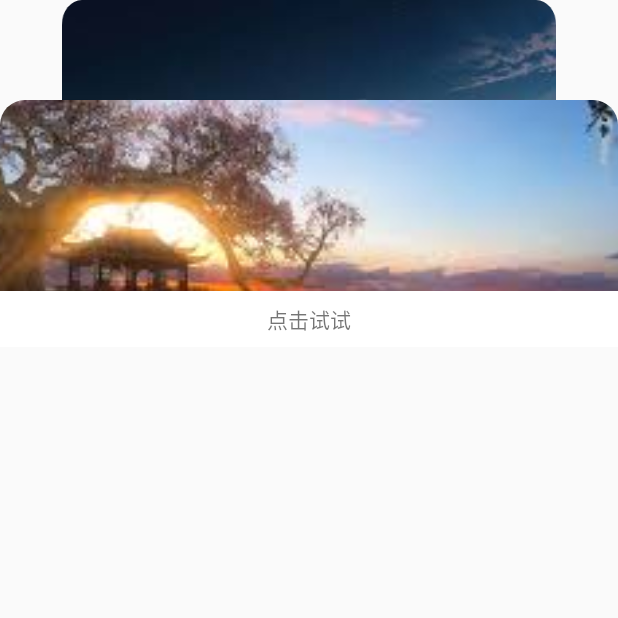
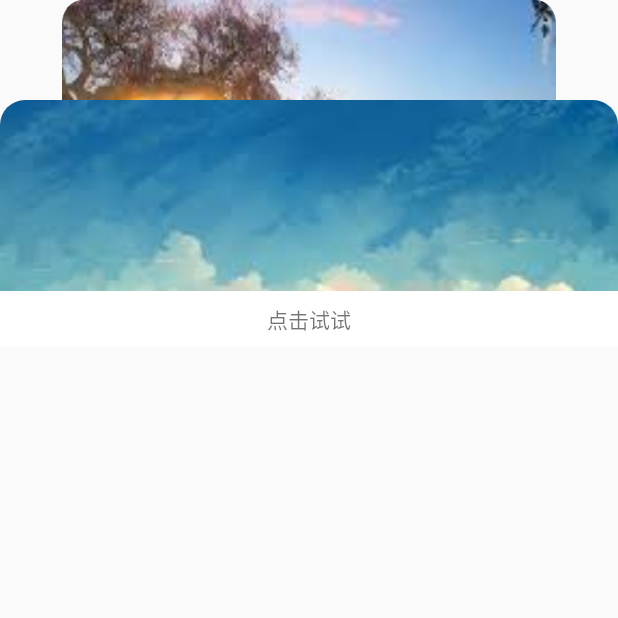
Before and after one commit to DenisWW/VerificationCode, an Android app: the ThreeActivity screen opened directly, with no data from a screen before it, on a phone screen of 412 x 824 dp, the top half of it. Run offline under Robolectric (Android 15) with nearby library versions, the phone set to English and light mode, and no system bars; pictures from the network do not load.

Commit message:
同步数据

```diff
--- a/app/src/main/AndroidManifest.xml
+++ b/app/src/main/AndroidManifest.xml
@@ -19,7 +19,8 @@
         android:theme="@style/AppTheme"
         android:usesCleartextTraffic="true"
         tools:targetApi="m">
-        <activity android:name=".activity.ThreeActivity"></activity>
+        <activity android:name=".activity.FourActivity"></activity>
+        <activity android:name=".activity.ThreeActivity" />
         <activity android:name=".SecondActivity">
             <intent-filter>
                 <action android:name="android.intent.action.MAIN" />
@@ -34,7 +35,7 @@
             android:exported="true" />
 
         <activity android:name=".activity.BesselActivity" />
-        <activity android:name=".MainActivity"></activity>
+        <activity android:name=".MainActivity" />
     </application>
 
 </manifest>
--- a/app/src/main/java/com/nineone/verificationcode/SecondActivity.java
+++ b/app/src/main/java/com/nineone/verificationcode/SecondActivity.java
@@ -29,6 +29,7 @@ import android.widget.RelativeLayout;
 import android.widget.ScrollView;
 import android.widget.TextView;
 
+import com.nineone.verificationcode.activity.FourActivity;
 import com.nineone.verificationcode.activity.ThreeActivity;
 
 import java.lang.reflect.Array;
@@ -66,6 +67,7 @@ public class SecondActivity extends AppCompatActivity {
         button = findViewById(R.id.button_jump);
         button.setOnClickListener(v -> {
             Intent intent = new Intent(SecondActivity.this, ThreeActivity.class);
+//            Intent intent = new Intent(SecondActivity.this, FourActivity.class);
             startActivity(intent);
         });
 
--- a/app/src/main/java/com/nineone/verificationcode/activity/ThreeActivity.java
+++ b/app/src/main/java/com/nineone/verificationcode/activity/ThreeActivity.java
@@ -7,8 +7,6 @@ import android.animation.ValueAnimator;
 import android.annotation.SuppressLint;
 import android.app.Activity;
 import android.content.Context;
-import android.media.Image;
-import android.os.Build;
 import android.os.Bundle;
 import android.os.Handler;
 import android.os.Message;
@@ -21,9 +19,10 @@ import android.widget.LinearLayout;
 import android.widget.RelativeLayout;
 import android.widget.TextView;
 
+import androidx.annotation.DrawableRes;
 import androidx.annotation.IdRes;
 import androidx.annotation.NonNull;
-import androidx.annotation.RequiresApi;
+import androidx.annotation.RawRes;
 import androidx.recyclerview.widget.LinearLayoutManager;
 import androidx.recyclerview.widget.LinearSnapHelper;
 import androidx.recyclerview.widget.RecyclerView;
@@ -33,9 +32,8 @@ import com.bumptech.glide.load.resource.bitmap.CenterCrop;
 import com.bumptech.glide.load.resource.bitmap.RoundedCorners;
 import com.nineone.verificationcode.R;
 
-import java.lang.reflect.Array;
 import java.util.ArrayList;
-import java.util.Arrays;
+import java.util.LinkedList;
 import java.util.List;
 
 public class ThreeActivity extends Activity {
@@ -45,8 +43,7 @@ public class ThreeActivity extends Activity {
     private FrameLayout frame;
     private Context context;
     private TextView expand_bt;
-    private @IdRes
-    List<Integer> ids = new ArrayList<>();
+    LinkedList<SimpleBean> list = new LinkedList<>();
     private @IdRes
     static Integer[] idss = new Integer[]{
             R.mipmap.one,
@@ -76,6 +73,7 @@ public class ThreeActivity extends Activity {
     private boolean isExpand = false;
     private ImageView one_iv, two_iv;
     private VegaLayoutManager vegaLayoutManager;
+    private SimpleAdapter adapter;
 
     private void initView() {
         recycler = findViewById(R.id.recycler);
@@ -83,16 +81,12 @@ public class ThreeActivity extends Activity {
         one_iv = findViewById(R.id.one_iv);
         two_iv = findViewById(R.id.two_iv);
         frame = findViewById(R.id.frame);
-        ids = Arrays.asList(idss);
-
+        for (Integer i : idss) {
+            list.add(new SimpleBean(i));
+            outPos = i;
+        }
 
         RelativeLayout root = findViewById(R.id.root);
-        root.post(new Runnable() {
-            @Override
-            public void run() {
-                Log.e("frame", "==" + frame.getChildCount());
-            }
-        });
 
 
         vegaLayoutManager = new VegaLayoutManager();
@@ -131,6 +125,7 @@ public class ThreeActivity extends Activity {
         vegaLayoutManager.listener = new VegaLayoutManager.OnHeightListener() {
             @Override
             public void onListener(int height) {
+                Log.e("onListener", "===" + height);
                 if (viewFirstHeight == 0) viewFirstHeight = root_View.getHeight();
                 if (height > viewFirstHeight) {
                     FrameLayout.LayoutParams rl1 = (FrameLayout.LayoutParams) root_View.getLayoutParams();
@@ -162,9 +157,9 @@ public class ThreeActivity extends Activity {
             }
         };
 
-        recycler.setAdapter(new SimpleAdapter());
+        recycler.setAdapter(adapter = new SimpleAdapter());
 //        recycler.scrollToPosition(15);
-        recycler.scrollToPosition(ids.size() - 5);
+        recycler.scrollToPosition(list.size() - 5);
         recycler.addOnScrollListener(new RecyclerView.OnScrollListener() {
             @Override
             public void onScrollStateChanged(@NonNull RecyclerView recyclerView, int newState) {
@@ -182,14 +177,15 @@ public class ThreeActivity extends Activity {
 
         imageViews[0] = one_iv;
         imageViews[1] = two_iv;
-        Glide.with(context).load(ids.get(outPos % ids.size())).transform(new CenterCrop(), new RoundedCorners(25)).into(imageViews[0]);
-        Glide.with(context).load(ids.get((outPos + 1) % ids.size())).transform(new CenterCrop(), new RoundedCorners(25)).into(imageViews[1]);
+        Glide.with(context).load(list.getLast().resId).transform(new CenterCrop(), new RoundedCorners(25)).into(imageViews[0]);
+        Glide.with(context).load(list.get(list.size() - 2).resId).transform(new CenterCrop(), new RoundedCorners(25)).into(imageViews[1]);
 
         expand_bt = findViewById(R.id.expand_bt);
         expand_bt.setOnClickListener(v -> {
             if (isExpand) {
                 isExpand = false;
 //                vegaLayoutManager.stopAnimator(isExpand, one_iv.getTop(), animatorListenerAdapter);
+
                 vegaLayoutManager.stopAnimator(isExpand, 100, animatorListenerAdapter);
             } else {
                 if (objectAnimator != null && !objectAnimator.isRunning()) {
@@ -210,9 +206,7 @@ public class ThreeActivity extends Activity {
         isExpand = true;
         one_iv.setVisibility(View.GONE);
         two_iv.setVisibility(View.GONE);
-        if (outPos >= 0) {
-            recycler.scrollToPosition(ids.size() - 5);
-        }
+        recycler.scrollToPosition(list.size() - 5);
         recycler.setVisibility(View.VISIBLE);
 //                vegaLayoutManager.startAnimator(isExpand, one_iv.getTop());
         vegaLayoutManager.startAnimator(isExpand, 100);
@@ -226,30 +220,50 @@ public class ThreeActivity extends Activity {
 
     private boolean isNeedExpand;
 
-    private int outPos = 0;
+    private int outPos = -1;
 
     private AnimatorListenerAdapter animatorListenerAdapter = new AnimatorListenerAdapter() {
         @Override
         public void onAnimationEnd(Animator animation) {
             super.onAnimationEnd(animation);
             recycler.setVisibility(View.INVISIBLE);
-            Glide.with(context).load(ids.get(outPos % ids.size())).transform(new CenterCrop(), new RoundedCorners(25)).into(imageViews[0]);
-            Glide.with(context).load(ids.get((outPos + 1) % ids.size())).transform(new CenterCrop(), new RoundedCorners(25)).into(imageViews[1]);
+
+            if (outPos >= 0 && outPos < list.size() - 1) {
+//                List<SimpleBean> simpleBeans = list.subList(outPos + 1, list.size());
+//                list.removeAll(simpleBeans);
+//                list.addAll(0, simpleBeans);
+//
+                for (int i = outPos + 1; i < list.size(); i++) {
+                    SimpleBean bean = list.getLast();
+                    list.removeLast();
+                    list.addFirst(bean);
+                }
+                outPos = -1;
+            }
+
+            Glide.with(context).load(list.getLast().resId).transform(new CenterCrop(), new RoundedCorners(25)).into(imageViews[0]);
+            Glide.with(context).load(list.get(list.size() - 2).resId).transform(new CenterCrop(), new RoundedCorners(25)).into(imageViews[1]);
             one_iv.setVisibility(View.VISIBLE);
             two_iv.setVisibility(View.VISIBLE);
+            mhandler.removeMessages(22);
             mhandler.sendEmptyMessageDelayed(22, 1500);
+            recycler.scrollToPosition(list.size() - 5);
 
         }
     };
+    private LinkedList<SimpleBean> simpleBeans;
     private Handler mhandler = new Handler() {
 
         @Override
         public void handleMessage(@NonNull Message msg) {
             super.handleMessage(msg);
             if (msg.what == 22) {
-                outPos++;
-                Glide.with(context).load(ids.get(outPos % ids.size())).transform(new CenterCrop(), new RoundedCorners(25)).into(imageViews[0]);
-                Glide.with(context).load(ids.get((outPos + 1) % ids.size())).transform(new CenterCrop(), new RoundedCorners(25)).into(imageViews[1]);
+                SimpleBean bean = list.getLast();
+                list.removeLast();
+                list.addFirst(bean);
+                adapter.notifyDataSetChanged();
+//                Glide.with(context).load(list.getLast().resId).transform(new CenterCrop(), new RoundedCorners(25)).into(imageViews[0]);
+//                Glide.with(context).load(list.get(list.size() - 2).resId).transform(new CenterCrop(), new RoundedCorners(25)).into(imageViews[1]);
                 startAnimal();
                 mhandler.sendEmptyMessageDelayed(22, 1500);
             }
@@ -260,7 +274,7 @@ public class ThreeActivity extends Activity {
 
     private void startAnimal() {
         objectAnimator = ObjectAnimator.ofInt(0, height);
-        objectAnimator.setDuration(400);
+        objectAnimator.setDuration(200);
         objectAnimator.addUpdateListener(animation -> {
             int value = (int) animation.getAnimatedValue();
             ImageView one = imageViews[0];
@@ -284,7 +298,8 @@ public class ThreeActivity extends Activity {
                 one.setScaleX(0.8f);
                 frame.addView(one, 1, new FrameLayout.LayoutParams(FrameLayout.LayoutParams.MATCH_PARENT, height / 5 + 100));
                 ValueAnimator objectAnimator = ObjectAnimator.ofFloat(one, "translationY", 100, 0);
-                objectAnimator.setDuration(200);
+
+                objectAnimator.setDuration(100);
                 objectAnimator.addListener(new AnimatorListenerAdapter() {
                     @Override
                     public void onAnimationEnd(Animator animation) {
@@ -295,10 +310,12 @@ public class ThreeActivity extends Activity {
                         }
                     }
                 });
-                objectAnimator.start();
                 imageViews = new ImageView[2];
                 imageViews[0] = two;
                 imageViews[1] = one;
+                Glide.with(context).load(list.get(list.size() - 2).resId).transform(new CenterCrop(), new RoundedCorners(25)).into(imageViews[1]);
+                objectAnimator.start();
+
             }
         });
         objectAnimator.start();
@@ -318,14 +335,14 @@ public class ThreeActivity extends Activity {
         @Override
         public void onBindViewHolder(@NonNull SimpleViewHolder holder, int position) {
 //            holder.imageView.setImageResource(ids.get(position));
-            Glide.with(context).load(ids.get(position)).transform(new CenterCrop(), new RoundedCorners(25)).into(holder.imageView);
+            Glide.with(context).load(list.get(position).resId).transform(new CenterCrop(), new RoundedCorners(25)).into(holder.imageView);
 
 
         }
 
         @Override
         public int getItemCount() {
-            return ids.size();
+            return list.size();
         }
 
 
@@ -386,7 +403,8 @@ public class ThreeActivity extends Activity {
             return custLayoutManager.findViewByPosition(custLayoutManager.findFirstVisibleItemPosition());
         }
     }
-//    private class MyLayout extends RecyclerView.LayoutManager {
+
+    //    private class MyLayout extends RecyclerView.LayoutManager {
 //        public OrientationHelper mVerticalHelper;
 //        private SparseArray<Rect> locationRects = new SparseArray<>();
 //        private SparseBooleanArray attachedItems = new SparseBooleanArray();
@@ -498,5 +516,15 @@ public class ThreeActivity extends Activity {
 //            new StartSnapHelper().attachToRecyclerView(view);
 //        }
 //    }
+    private class SimpleBean {
+        @RawRes
+        @DrawableRes
+        Integer resId;
 
+        String name;
+
+        public SimpleBean(int resId) {
+            this.resId = resId;
+        }
+    }
 }
```
Also changed, not shown: app/src/main/java/com/nineone/verificationcode/activity/FourActivity.java (added, +92 -0 lines), app/src/main/java/com/nineone/verificationcode/activity/VegaLayoutManager.java (+5 -5 lines), app/src/main/res/layout/activity_four.xml (added, +13 -0 lines).
